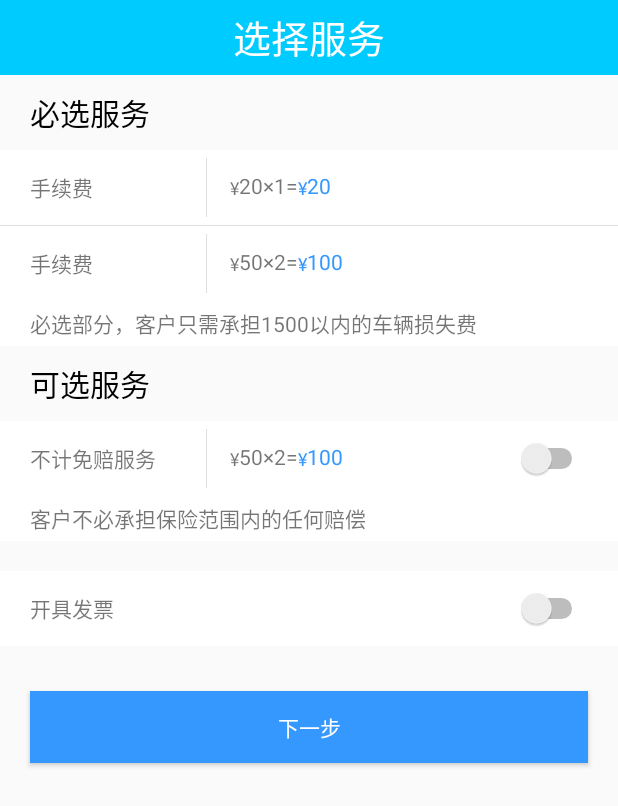
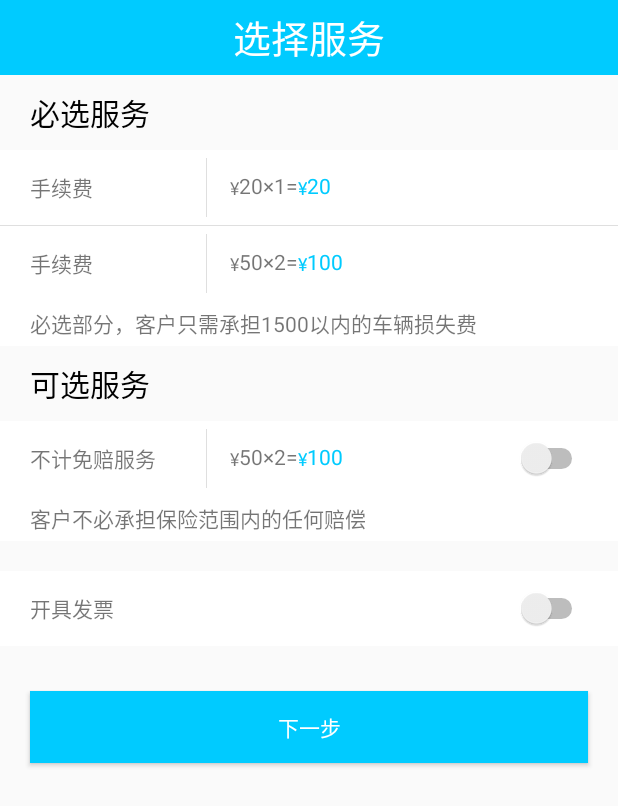
Before and after one commit to aitonjiaotong/BaMinZuChe2016-01-26, an Android app: the CheckServerActivity screen opened directly, with no data from a screen before it, on a phone screen of 412 x 824 dp. Shown: the top 806 px of the screen. Run offline under Robolectric (Android 15) with nearby library versions, the phone set to English and light mode, and no system bars.

Commit message:
2016年1月27日10:05:17

```diff
--- a/八闽租车/src/main/res/values/colors.xml
+++ b/八闽租车/src/main/res/values/colors.xml
@@ -1,7 +1,7 @@
 <?xml version="1.0" encoding="utf-8"?>
 <resources>
     <color name="actionbar_color">#00cbff</color>
-    <color name="blue_base">#3498ff</color>
+    <color name="blue_base">#00cbff</color>
     <color name="blue_light">#00cbff</color>
     <color name="white">#ffffff</color>
     <color name="line_color">#dfdfdf</color>
```
